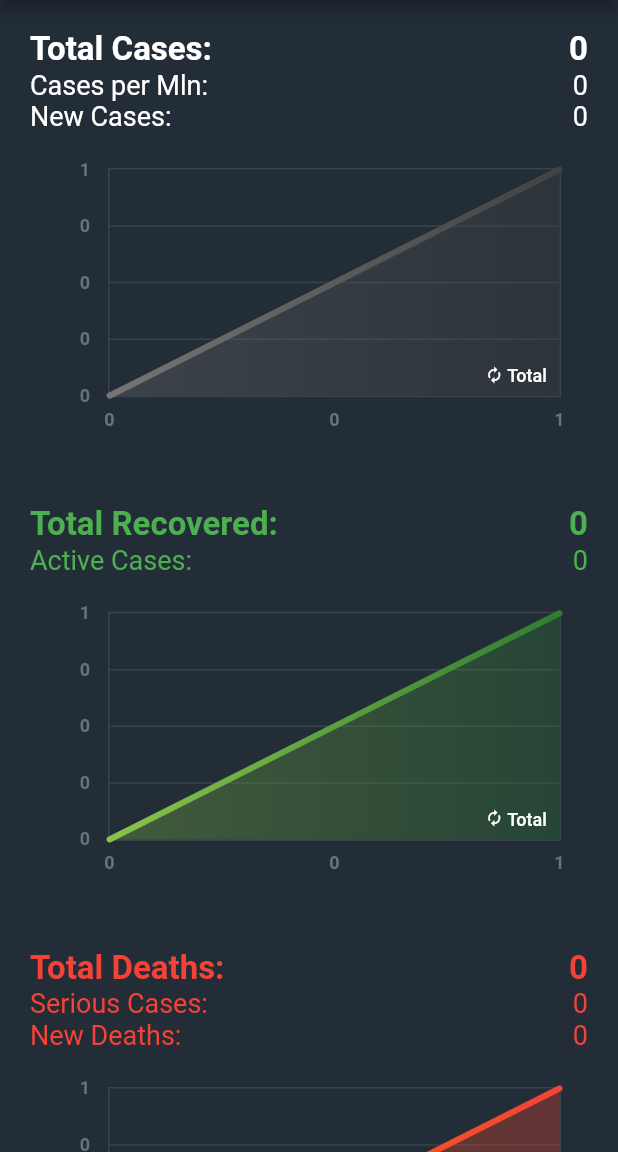
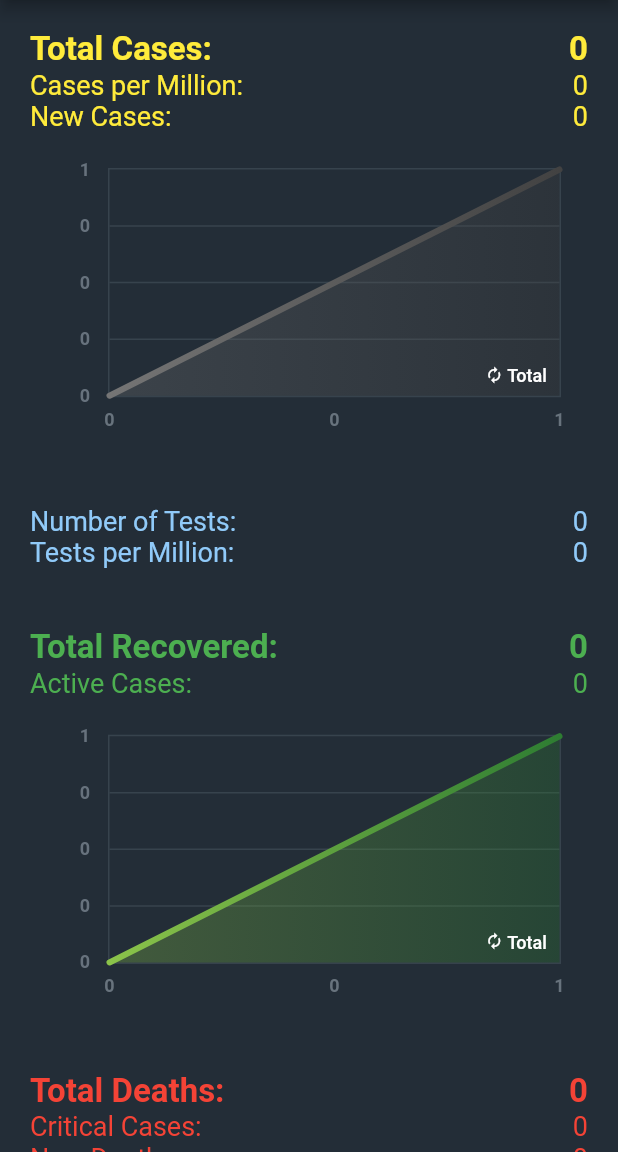
Before and after one commit to GabrielTavernini/Covid19Stats, a Flutter app: the screen it shows after launch, on a phone screen of 412 x 824 dp, the part 84-1236 px from its top. Run offline on Flutter 3.47's test engine with Material 2 defaults, Android fonts, the phone set to English and light mode, and no system bars; drawn by our look-alikes of fl_chart, liquid_pull_to_refresh.

Commit message:
Added Number of Tests, Tests/Million, and Death/Million. Also changed color of cases to reflect Alarm.

```diff
--- a/lib/main.dart
+++ b/lib/main.dart
@@ -33,7 +33,7 @@ class MyHomePage extends StatefulWidget {
 class _MyHomePageState extends State<MyHomePage> with TickerProviderStateMixin {
   final GlobalKey _refreshIndicatorKey = GlobalKey();
   var countryData = {
-    "Global": [0, 0, 0, 0, 0, 0, 0, 0.0, true]
+    "Global": [0, 0, 0, 0, 0, 0, 0, 0.0, 0.0, 0, 0, true]
   };
   var chartsData = {};
   String country = "Global";
@@ -69,7 +69,7 @@ class _MyHomePageState extends State<MyHomePage> with TickerProviderStateMixin {
 
       if (chartsData[localCountry] != null) {
         if (localCountry != "Global") {
-          url += countryData[localCountry][8];
+          url += countryData[localCountry][11];
           response = await http.get(url);
           if (response.statusCode != 200) return;
         }
@@ -112,10 +112,10 @@ class _MyHomePageState extends State<MyHomePage> with TickerProviderStateMixin {
               children: <Widget>[
                 Text(
                   'Total Cases:',
-                  style: TextStyle(color: Colors.white, fontSize: 22, fontWeight: FontWeight.bold),
+                  style: TextStyle(color: Colors.yellow, fontSize: 22, fontWeight: FontWeight.bold),
                 ),
                 Counter(
-                  textStyle: TextStyle(color: Colors.white, fontSize: 22, fontWeight: FontWeight.bold),
+                  textStyle: TextStyle(color: Colors.yellow, fontSize: 22, fontWeight: FontWeight.bold),
                   animation: new StepTween(
                     begin: 0, //prevTotalCases,
                     end: countryData[country][0],
@@ -127,11 +127,11 @@ class _MyHomePageState extends State<MyHomePage> with TickerProviderStateMixin {
               mainAxisAlignment: MainAxisAlignment.spaceBetween,
               children: <Widget>[
                 Text(
-                  'Cases per Mln:',
-                  style: TextStyle(color: Colors.white, fontSize: 18),
+                  'Cases per Million:',
+                  style: TextStyle(color: Colors.yellow, fontSize: 18),
                 ),
                 Counter(
-                  textStyle: TextStyle(color: Colors.white, fontSize: 18),
+                  textStyle: TextStyle(color: Colors.yellow, fontSize: 18),
                   animation: new StepTween(
                     begin: 0, //prevTotalCases,
                     end: (countryData[country][7] as double).toInt(),
@@ -144,10 +144,10 @@ class _MyHomePageState extends State<MyHomePage> with TickerProviderStateMixin {
               children: <Widget>[
                 Text(
                   'New Cases:',
-                  style: TextStyle(color: Colors.white, fontSize: 18),
+                  style: TextStyle(color: Colors.yellow, fontSize: 18),
                 ),
                 Counter(
-                  textStyle: TextStyle(color: Colors.white, fontSize: 18),
+                  textStyle: TextStyle(color: Colors.yellow, fontSize: 18),
                   animation: new StepTween(
                     begin: 0, //prevTotalCases,
                     end: countryData[country][1],
@@ -157,6 +157,39 @@ class _MyHomePageState extends State<MyHomePage> with TickerProviderStateMixin {
             ),
             chartsData[country] != null ? createGraph(1) : SizedBox(),
             SizedBox(height: 30),
+            Row(
+              mainAxisAlignment: MainAxisAlignment.spaceBetween,
+              children: <Widget>[
+                Text(
+                  'Number of Tests:',
+                  style: TextStyle(color: Colors.blue[200], fontSize: 18),
+                ),
+                Counter(
+                  textStyle: TextStyle(color: Colors.blue[200], fontSize: 18),
+                  animation: new StepTween(
+                    begin: 0, //prevTotalCases,
+                    end: countryData[country][9],
+                  ).animate(_controller),
+                ),
+              ],
+            ),
+            Row(
+              mainAxisAlignment: MainAxisAlignment.spaceBetween,
+              children: <Widget>[
+                Text(
+                  'Tests per Million:',
+                  style: TextStyle(color: Colors.blue[200], fontSize: 18),
+                ),
+                Counter(
+                  textStyle: TextStyle(color: Colors.blue[200], fontSize: 18),
+                  animation: new StepTween(
+                    begin: 0, //prevTotalCases,
+                    end: countryData[country][10],
+                  ).animate(_controller),
+                ),
+              ],
+            ),
+            SizedBox(height: 40),
             Row(
               mainAxisAlignment: MainAxisAlignment.spaceBetween,
               children: <Widget>[
@@ -211,7 +244,7 @@ class _MyHomePageState extends State<MyHomePage> with TickerProviderStateMixin {
               mainAxisAlignment: MainAxisAlignment.spaceBetween,
               children: <Widget>[
                 Text(
-                  'Serious Cases:',
+                  'Critical Cases:',
                   style: TextStyle(color: Colors.red, fontSize: 18),
                 ),
                 Counter(
@@ -235,6 +268,22 @@ class _MyHomePageState extends State<MyHomePage> with TickerProviderStateMixin {
                   animation: new StepTween(
                     begin: 0, //prevTotalCases,
                     end: countryData[country][3],
+                  ).animate(_controller),
+                ),
+              ],
+            ),
+            Row(
+              mainAxisAlignment: MainAxisAlignment.spaceBetween,
+              children: <Widget>[
+                Text(
+                  'Deaths per Million:',
+                  style: TextStyle(color: Colors.red, fontSize: 18),
+                ),
+                Counter(
+                  textStyle: TextStyle(color: Colors.red, fontSize: 18),
+                  animation: new StepTween(
+                    begin: 0, //prevTotalCases,
+                    end: (countryData[country][8] as double).toInt(),
                   ).animate(_controller),
                 ),
               ],
--- a/lib/parser.dart
+++ b/lib/parser.dart
@@ -12,6 +12,9 @@ class Parser {
       parseInteger(row[15 + offset]),
       parseInteger(row[17 + offset]),
       parseDouble(row[19 + offset]),
+      parseDouble( row[21 + offset]),
+      parseInteger(row[23 + offset]),
+      parseInteger(row[25 + offset]),
       link
     ];
   }
```
Also changed, not shown: 1 other file.
